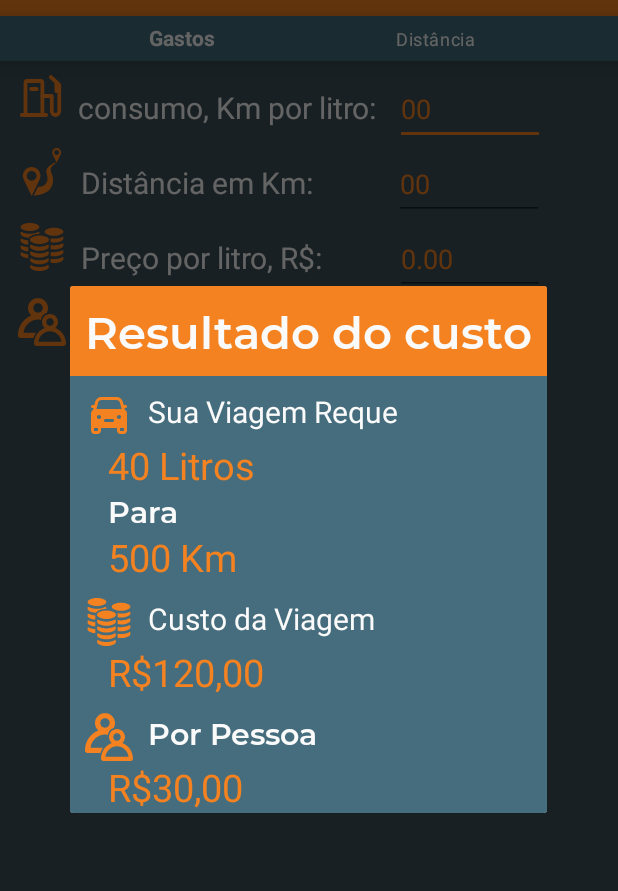
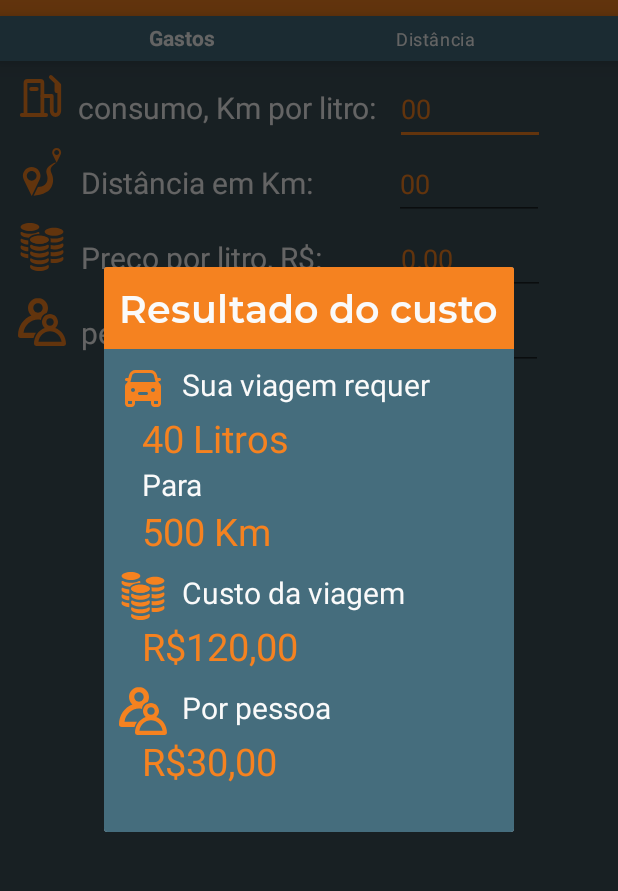
Before and after one commit to nayara-andradee/FuelCalculator, an Android app: the fragment DialogCusto placed in its activity, on a phone screen of 412 x 824 dp, the part 68-959 px from its top. Run offline under Robolectric (Android 15) with nearby library versions, the phone set to English and light mode, and no system bars.

Commit message:
Alterações na xml do Dialog

```diff
--- a/app/src/main/res/layout/dialog_custo.xml
+++ b/app/src/main/res/layout/dialog_custo.xml
@@ -15,7 +15,7 @@
     <TextView
         android:text="Resultado do custo"
         android:fontFamily="@font/font_emibold"
-        android:textSize="30sp"
+        android:textSize="25sp"
         android:textStyle="bold"
         android:textColor="@color/white"
         android:layout_width="match_parent"
@@ -42,7 +42,7 @@
 
     <TextView
         android:id="@+id/rv_litros"
-        android:text="Sua Viagem Reque"
+        android:text="Sua viagem requer"
         style="@style/tv_entrada_style"
         android:layout_width="wrap_content"
         android:layout_height="wrap_content"/>
@@ -58,7 +58,6 @@
 
     <TextView
         android:text="Para"
-        android:fontFamily="@font/font_emibold"
         style="@style/tv_entrada_style"
         android:layout_marginStart="25dp"
         android:layout_width="match_parent"
@@ -84,7 +83,7 @@
             android:src="@drawable/coin_svgrepo_com"/>
 
         <TextView
-            android:text="Custo da Viagem"
+            android:text="Custo da viagem"
             style="@style/tv_entrada_style"
             android:layout_width="wrap_content"
             android:layout_height="wrap_content"/>
@@ -111,8 +110,7 @@
             android:src="@drawable/people_svgrepo_com"/>
 
         <TextView
-            android:text="Por Pessoa"
-            android:fontFamily="@font/font_emibold"
+            android:text="Por pessoa"
             style="@style/tv_entrada_style"
             android:layout_width="wrap_content"
             android:layout_height="wrap_content"/>
@@ -123,6 +121,7 @@
         android:id="@+id/tv_dialogcusto_custopessoa"
         android:text="R$30,00"
         style="@style/tv_number"
+        android:layout_marginBottom="30dp"
         android:layout_width="match_parent"
         android:layout_height="wrap_content"/>
 
```
Also changed, not shown: app/src/main/res/layout/dialog_distance.xml (+4 -3 lines).
